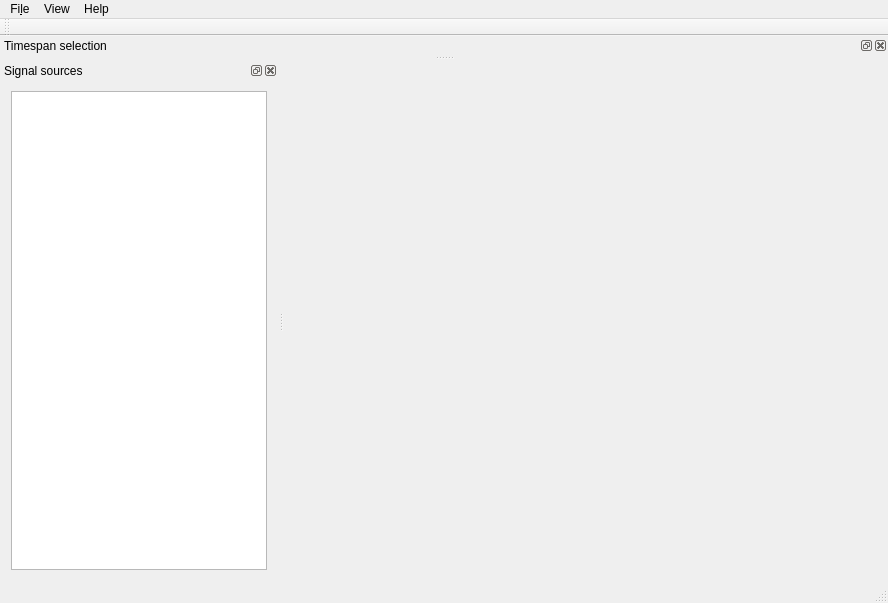
The window that src/gui/mainwindow.ui (windelbouwman/chronos) describes before a commit, drawn with Qt 5.
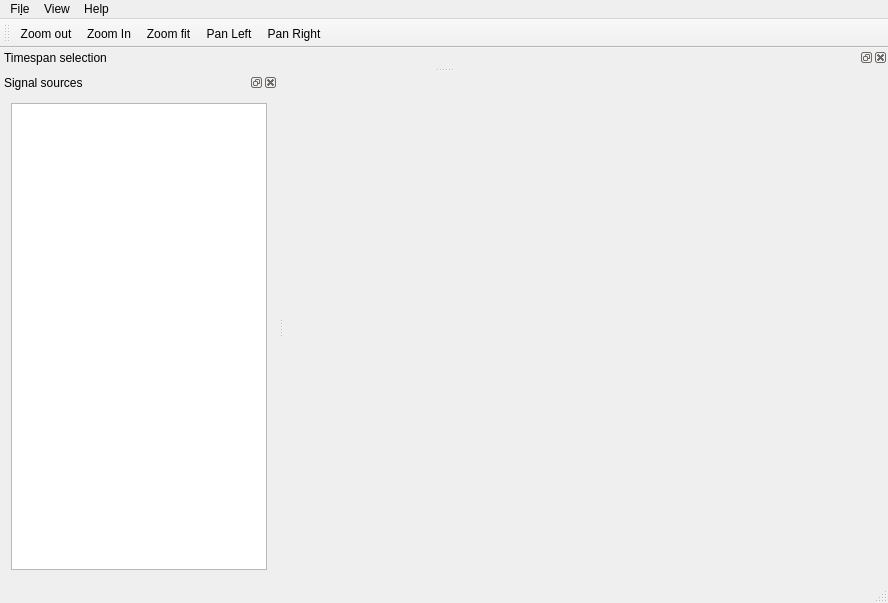
The same window after the commit.

Patch:
```diff
--- a/src/gui/mainwindow.ui
+++ b/src/gui/mainwindow.ui
@@ -52,6 +52,11 @@
    <attribute name="toolBarBreak">
     <bool>false</bool>
    </attribute>
+   <addaction name="actionZoomOut"/>
+   <addaction name="actionZoomIn"/>
+   <addaction name="actionZoomFit"/>
+   <addaction name="actionPanLeft"/>
+   <addaction name="actionPanRight"/>
   </widget>
   <widget class="QStatusBar" name="statusBar"/>
   <widget class="QDockWidget" name="timeSpanDockWidget">
@@ -93,6 +98,37 @@
     <string>Quit</string>
    </property>
   </action>
+  <action name="actionZoomOut">
+   <property name="text">
+    <string>Zoom out</string>
+   </property>
+   <property name="toolTip">
+    <string>Zoom out</string>
+   </property>
+  </action>
+  <action name="actionZoomFit">
+   <property name="text">
+    <string>Zoom fit</string>
+   </property>
+   <property name="toolTip">
+    <string>Autoscale</string>
+   </property>
+  </action>
+  <action name="actionZoomIn">
+   <property name="text">
+    <string>Zoom In</string>
+   </property>
+  </action>
+  <action name="actionPanRight">
+   <property name="text">
+    <string>Pan Right</string>
+   </property>
+  </action>
+  <action name="actionPanLeft">
+   <property name="text">
+    <string>Pan Left</string>
+   </property>
+  </action>
  </widget>
  <layoutdefault spacing="6" margin="11"/>
  <resources/>
```
